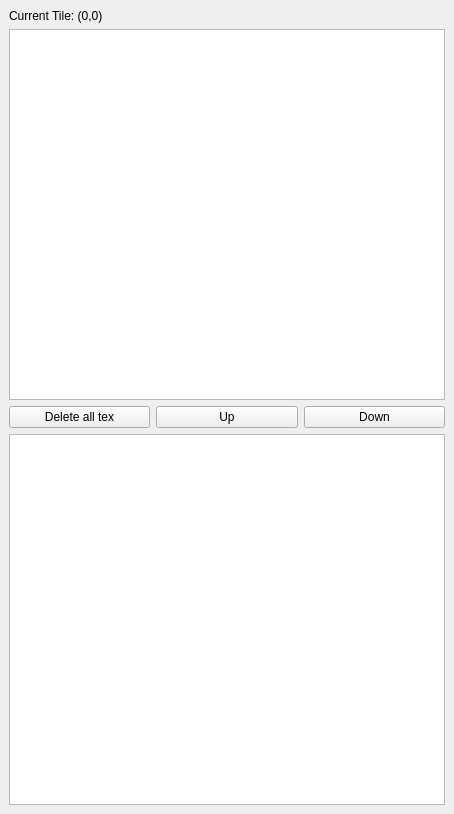
Old version of the form src/editor/gui/sceneGraphWindow.ui in the repository snizzo/lucrezia.
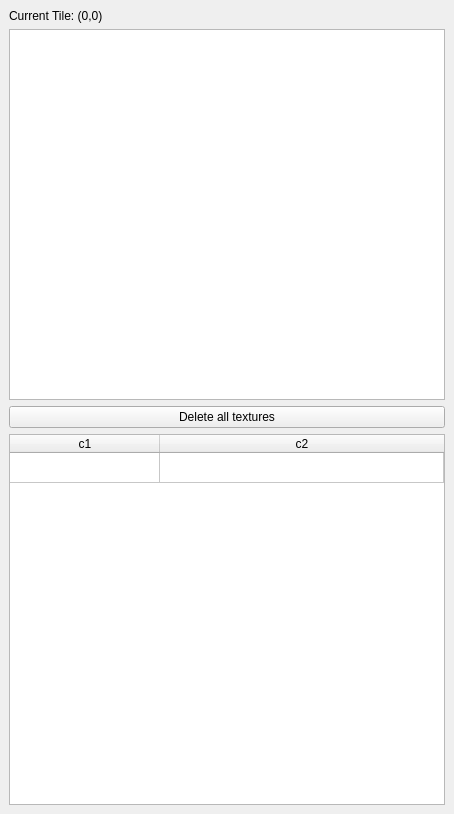
New version of the form.

```diff
--- a/src/editor/gui/sceneGraphWindow.ui
+++ b/src/editor/gui/sceneGraphWindow.ui
@@ -55,21 +55,7 @@
       <item>
        <widget class="QPushButton" name="deleteAllTexturesButton">
         <property name="text">
-         <string>Delete all tex</string>
-        </property>
-       </widget>
-      </item>
-      <item>
-       <widget class="QPushButton" name="moveUpButton">
-        <property name="text">
-         <string>Up</string>
-        </property>
-       </widget>
-      </item>
-      <item>
-       <widget class="QPushButton" name="moveDownButton">
-        <property name="text">
-         <string>Down</string>
+         <string>Delete all textures</string>
         </property>
        </widget>
       </item>
@@ -80,7 +66,47 @@
       <property name="orientation">
        <enum>Qt::Vertical</enum>
       </property>
-      <widget class="QTableWidget" name="propertiesTable"/>
+      <widget class="QTableWidget" name="propertiesTable">
+       <property name="horizontalScrollBarPolicy">
+        <enum>Qt::ScrollBarAlwaysOff</enum>
+       </property>
+       <property name="alternatingRowColors">
+        <bool>true</bool>
+       </property>
+       <property name="gridStyle">
+        <enum>Qt::SolidLine</enum>
+       </property>
+       <attribute name="horizontalHeaderVisible">
+        <bool>true</bool>
+       </attribute>
+       <attribute name="horizontalHeaderDefaultSectionSize">
+        <number>150</number>
+       </attribute>
+       <attribute name="horizontalHeaderHighlightSections">
+        <bool>true</bool>
+       </attribute>
+       <attribute name="horizontalHeaderStretchLastSection">
+        <bool>true</bool>
+       </attribute>
+       <attribute name="verticalHeaderVisible">
+        <bool>false</bool>
+       </attribute>
+       <row>
+        <property name="text">
+         <string>r1</string>
+        </property>
+       </row>
+       <column>
+        <property name="text">
+         <string>c1</string>
+        </property>
+       </column>
+       <column>
+        <property name="text">
+         <string>c2</string>
+        </property>
+       </column>
+      </widget>
      </widget>
     </item>
    </layout>
```
